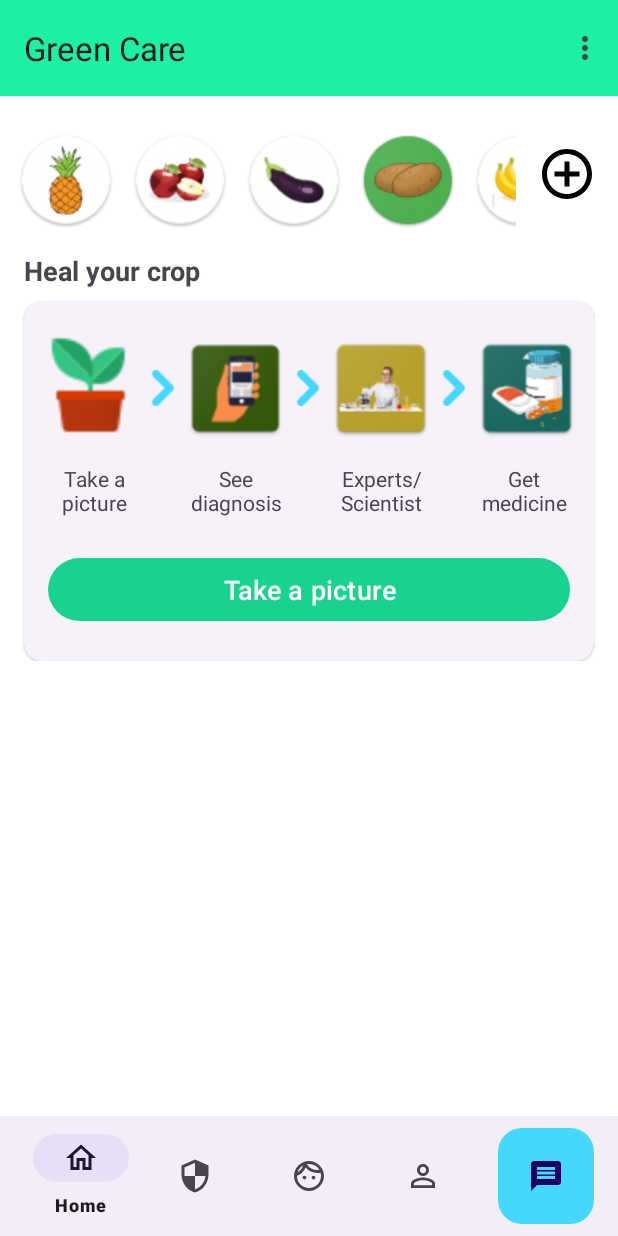
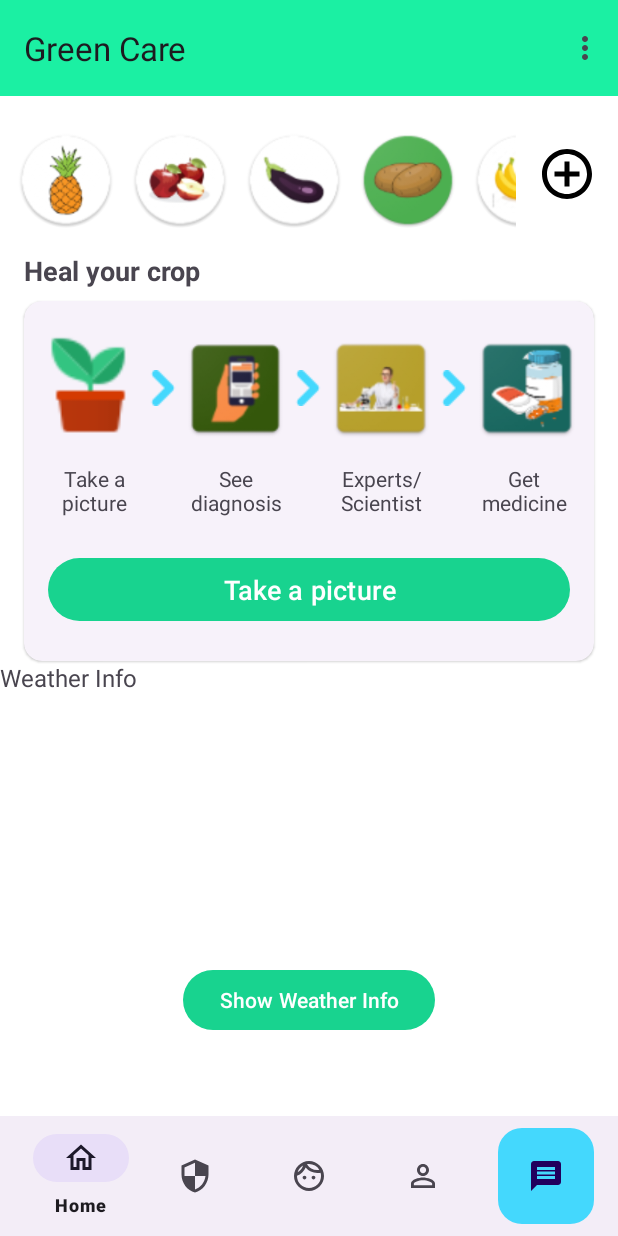
Before and after one commit to princeraj-pr/Plant-Disease-Identification-App, an Android app: the HomeFragment screen opened directly, with no data from a screen before it, on a phone screen of 412 x 824 dp. Run offline under Robolectric (Android 15) with nearby library versions, the phone set to English and light mode, and no system bars.

Commit message:
feat: add weather data fetching from internet (openweathermap.org)
- Networking using retrofit library
- JSON paring using retrofit gson library

```diff
--- a/app/src/main/AndroidManifest.xml
+++ b/app/src/main/AndroidManifest.xml
@@ -8,6 +8,9 @@
         android:maxSdkVersion="32" />
     <uses-feature android:name="android.hardware.camera.any" />
     <uses-permission android:name="android.permission.CAMERA"/>
+    <uses-permission android:name="android.permission.INTERNET"/>
+    <uses-permission android:name="android.permission.ACCESS_COARSE_LOCATION" />
+    <uses-permission android:name="android.permission.ACCESS_FINE_LOCATION" />
 
     <application
         android:allowBackup="true"
--- /dev/null
+++ b/app/src/main/java/com/sih23/plantdiseaseidentifiers/WeatherService.java
@@ -0,0 +1,13 @@
+package com.sih23.plantdiseaseidentifiers;
+
+import java.util.List;
+
+import retrofit2.Call;
+import retrofit2.http.GET;
+import retrofit2.http.Path;
+import retrofit2.http.Query;
+
+public interface WeatherService {
+    @GET("data/2.5/weather?")
+    Call<WeatherResponse> getCurrentWeatherData(@Query("lat") String lat, @Query("lon") String lon, @Query("APPID") String app_id);
+}
--- a/app/src/main/res/layout/fragment_home.xml
+++ b/app/src/main/res/layout/fragment_home.xml
@@ -3,14 +3,13 @@
     xmlns:app="http://schemas.android.com/apk/res-auto"
     xmlns:tools="http://schemas.android.com/tools"
     android:layout_width="match_parent"
-    android:layout_height="match_parent">
+    android:layout_height="match_parent"
+    tools:context=".HomeFragment">
 
     <androidx.constraintlayout.widget.ConstraintLayout
         android:layout_width="match_parent"
         android:layout_height="match_parent"
-        android:layout_marginTop="16dp"
-        android:orientation="vertical"
-        tools:context=".HomeFragment">
+        android:layout_marginTop="16dp">
 
         <androidx.recyclerview.widget.RecyclerView
             android:id="@+id/fruit_list"
@@ -49,6 +48,7 @@
             app:layout_constraintTop_toBottomOf="@+id/fruit_list" />
 
         <com.google.android.material.card.MaterialCardView
+            android:id="@+id/card_view"
             style="?attr/materialCardViewElevatedStyle"
             android:layout_width="match_parent"
             android:layout_height="wrap_content"
@@ -234,5 +234,25 @@
 
             </androidx.constraintlayout.widget.ConstraintLayout>
         </com.google.android.material.card.MaterialCardView>
+
+        <TextView
+            android:id="@+id/textView6"
+            android:layout_width="match_parent"
+            android:layout_height="250dp"
+            android:text="Weather Info"
+            android:textSize="16sp"
+            app:layout_constraintBottom_toBottomOf="parent"
+            app:layout_constraintStart_toStartOf="parent"
+            app:layout_constraintTop_toBottomOf="@id/card_view" />
+
+        <Button
+            android:id="@+id/button"
+            android:layout_width="wrap_content"
+            android:layout_height="wrap_content"
+            android:text="Show Weather Info"
+            app:layout_constraintBottom_toBottomOf="parent"
+            app:layout_constraintEnd_toEndOf="parent"
+            app:layout_constraintStart_toStartOf="parent" />
+
     </androidx.constraintlayout.widget.ConstraintLayout>
 </androidx.core.widget.NestedScrollView>
```
Also changed, not shown: app/build.gradle.kts (+7 -0 lines), app/src/main/java/com/sih23/plantdiseaseidentifiers/HomeFragment.java (+73 -0 lines), app/src/main/java/com/sih23/plantdiseaseidentifiers/WeatherResponse.java (added, +88 -0 lines).
